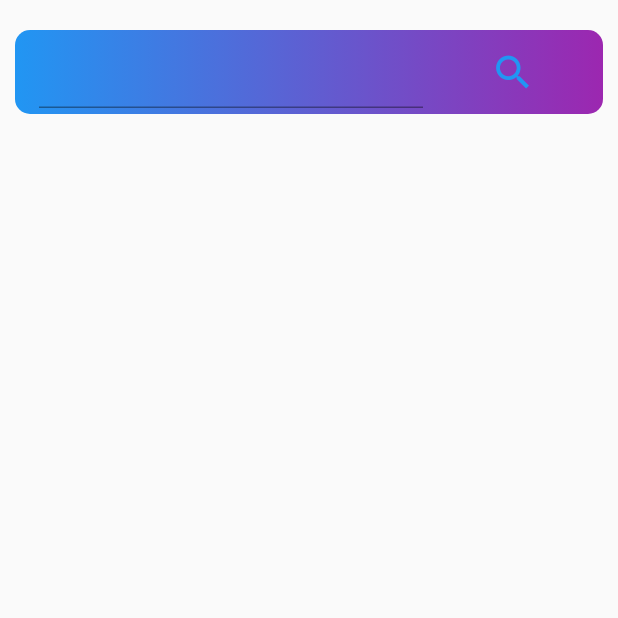
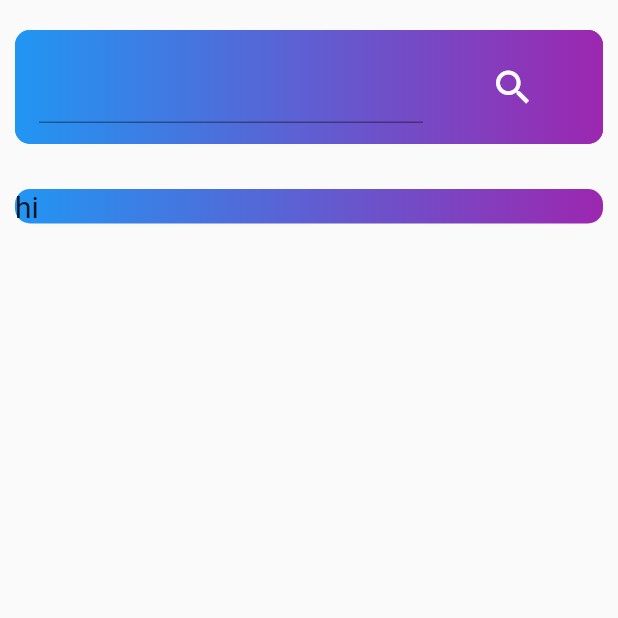
Before and after one commit to armin1440/weather-man, a Flutter app: the screen it shows after launch, on a phone screen of 412 x 824 dp, the top half of it. Run offline on Flutter 3.47's test engine with Material 2 defaults, Android fonts, the phone set to English and light mode, and no system bars; our stand-ins replace flutter_spinkit.

Commit message:
ColorfulBox created.

```diff
--- a/lib/Interface/CitiesScreen.dart
+++ b/lib/Interface/CitiesScreen.dart
@@ -1,4 +1,5 @@
 import 'package:flutter/material.dart';
+import 'CityCard.dart';
 
 class CitiesScreen extends StatefulWidget{
 
@@ -18,11 +19,25 @@ class _CitiesScreenState extends State<CitiesScreen>{
             DecoratedBox(
               decoration: BoxDecoration(color: Colors.blueAccent, borderRadius: BorderRadius.circular(10),
               gradient: LinearGradient(colors: [Colors.blue, Colors.purple]) ),
-              child: ListTile(
-                title: TextField(),
-                trailing: FlatButton(
-                  child: Icon(Icons.search, size: 30, color: Colors.blue,),
+              child: ColorfulBox(Padding(
+                padding: EdgeInsets.symmetric(vertical: 10, horizontal: 0),
+                child: ListTile(
+                  title: TextField(),
+                  trailing: FlatButton(
+                    child: Icon(Icons.search, size: 30, color: Colors.white,),
+                  ),
                 ),
+              ),
+              )
+            ),
+            SizedBox(height: 30,),
+            Expanded(
+              child: ListView(
+                shrinkWrap: true,
+                scrollDirection: Axis.vertical,
+                children: <Widget>[
+                  ColorfulBox(Text("hi", style: TextStyle(fontSize: 20),)),
+                ],
               ),
             )
           ],
--- /dev/null
+++ b/lib/Interface/CityCard.dart
@@ -0,0 +1,16 @@
+import 'package:flutter/material.dart';
+
+class ColorfulBox extends StatelessWidget {
+  final Widget widget ;
+
+  ColorfulBox(this.widget);
+
+  @override
+  Widget build(BuildContext context) {
+    return DecoratedBox(
+      decoration: BoxDecoration(color: Colors.blueAccent, borderRadius: BorderRadius.circular(10),
+      gradient: LinearGradient(colors: [Colors.blue, Colors.purple]) ),
+      child: widget
+    );
+  }
+}
```
